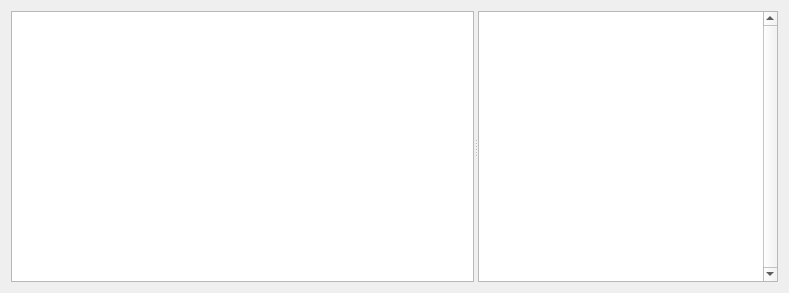
The window that plotwidget.ui (bendalab/NixView) describes before a commit, drawn with Qt 5.
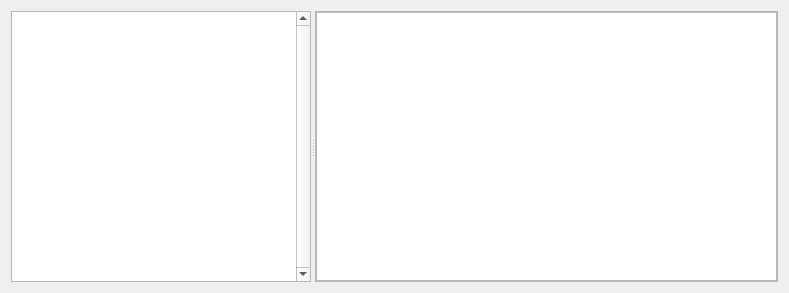
The same window after the commit.

Commit message: [plotwidget] put description text into scrollArea

Diff of the .ui file:
```diff
--- a/plotwidget.ui
+++ b/plotwidget.ui
@@ -34,32 +34,6 @@
      <property name="orientation">
       <enum>Qt::Horizontal</enum>
      </property>
-     <widget class="QTextEdit" name="entityDescription">
-      <property name="sizePolicy">
-       <sizepolicy hsizetype="Preferred" vsizetype="Expanding">
-        <horstretch>0</horstretch>
-        <verstretch>0</verstretch>
-       </sizepolicy>
-      </property>
-      <property name="maximumSize">
-       <size>
-        <width>500</width>
-        <height>16777215</height>
-       </size>
-      </property>
-      <property name="baseSize">
-       <size>
-        <width>200</width>
-        <height>0</height>
-       </size>
-      </property>
-      <property name="undoRedoEnabled">
-       <bool>false</bool>
-      </property>
-      <property name="readOnly">
-       <bool>true</bool>
-      </property>
-     </widget>
      <widget class="QScrollArea" name="scrollArea">
       <property name="sizePolicy">
        <sizepolicy hsizetype="Expanding" vsizetype="Expanding">
@@ -87,7 +61,7 @@
         <rect>
          <x>0</x>
          <y>0</y>
-         <width>282</width>
+         <width>523</width>
          <height>267</height>
         </rect>
        </property>
@@ -125,6 +99,48 @@
        </layout>
       </widget>
      </widget>
+     <widget class="QScrollArea" name="scrollArea_2">
+      <property name="autoFillBackground">
+       <bool>true</bool>
+      </property>
+      <property name="widgetResizable">
+       <bool>true</bool>
+      </property>
+      <widget class="QWidget" name="scrollAreaWidgetContents_2">
+       <property name="geometry">
+        <rect>
+         <x>0</x>
+         <y>0</y>
+         <width>215</width>
+         <height>267</height>
+        </rect>
+       </property>
+       <layout class="QVBoxLayout" name="verticalLayout">
+        <property name="leftMargin">
+         <number>0</number>
+        </property>
+        <property name="topMargin">
+         <number>0</number>
+        </property>
+        <property name="rightMargin">
+         <number>0</number>
+        </property>
+        <property name="bottomMargin">
+         <number>0</number>
+        </property>
+        <item>
+         <widget class="QTextEdit" name="entityDescription">
+          <property name="undoRedoEnabled">
+           <bool>false</bool>
+          </property>
+          <property name="readOnly">
+           <bool>true</bool>
+          </property>
+         </widget>
+        </item>
+       </layout>
+      </widget>
+     </widget>
     </widget>
    </item>
   </layout>
```
